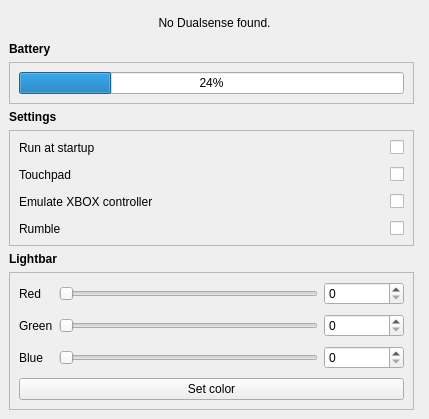
The window that design.ui (Odizinne/makeSense) describes before a commit, drawn with Qt 5.
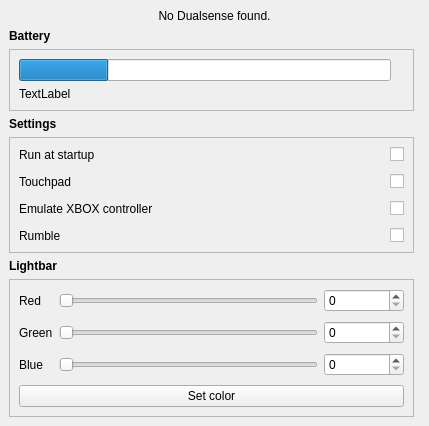
The same window after the commit.

Commit message: added battery status

What changed in the file:
```diff
--- a/design.ui
+++ b/design.ui
@@ -31,7 +31,7 @@
         <number>0</number>
        </property>
        <item row="0" column="0">
-        <widget class="QLabel" name="batteryLabel">
+        <widget class="QLabel" name="batteryLabel_3">
          <property name="sizePolicy">
           <sizepolicy hsizetype="Preferred" vsizetype="Fixed">
            <horstretch>0</horstretch>
@@ -295,11 +295,21 @@
           <property name="bottomMargin">
            <number>9</number>
           </property>
+          <item row="0" column="1">
+           <widget class="QLabel" name="batteryLabel">
+            <property name="text">
+             <string/>
+            </property>
+           </widget>
+          </item>
           <item row="0" column="0">
            <widget class="QProgressBar" name="batteryBar">
             <property name="value">
              <number>24</number>
             </property>
+            <property name="textVisible">
+             <bool>false</bool>
+            </property>
             <property name="invertedAppearance">
              <bool>false</bool>
             </property>
@@ -308,6 +318,13 @@
             </property>
            </widget>
           </item>
+          <item row="1" column="0">
+           <widget class="QLabel" name="batteryStatusLabel">
+            <property name="text">
+             <string>TextLabel</string>
+            </property>
+           </widget>
+          </item>
          </layout>
         </widget>
        </item>
```
The commit also changes 2 other files.
